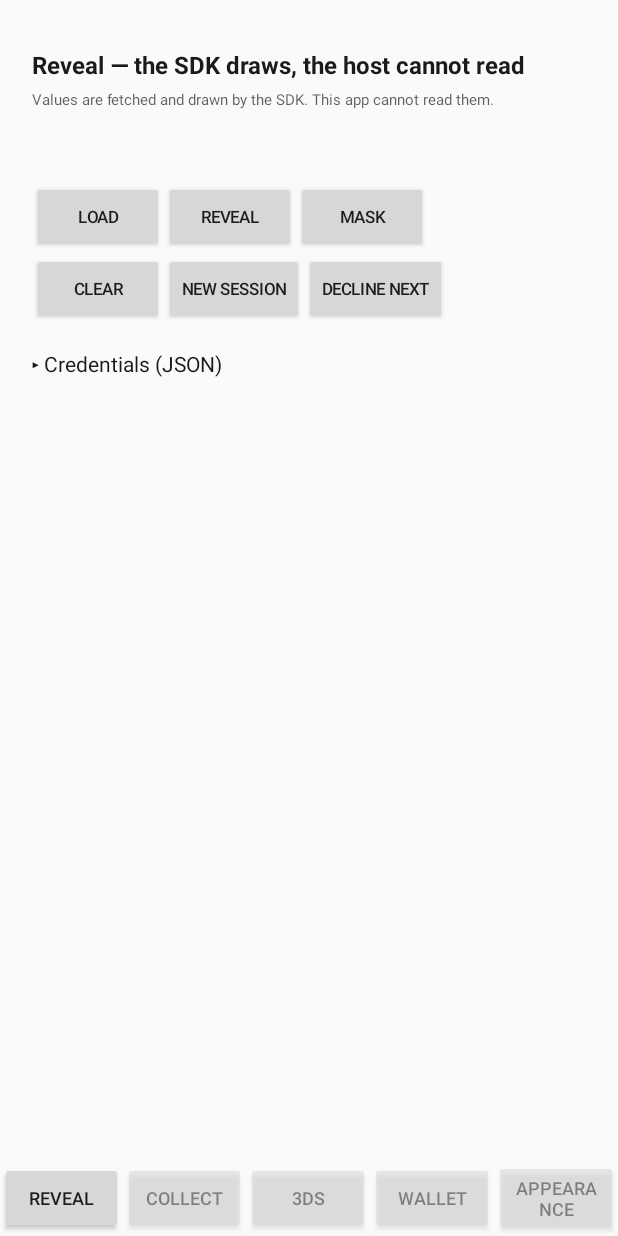
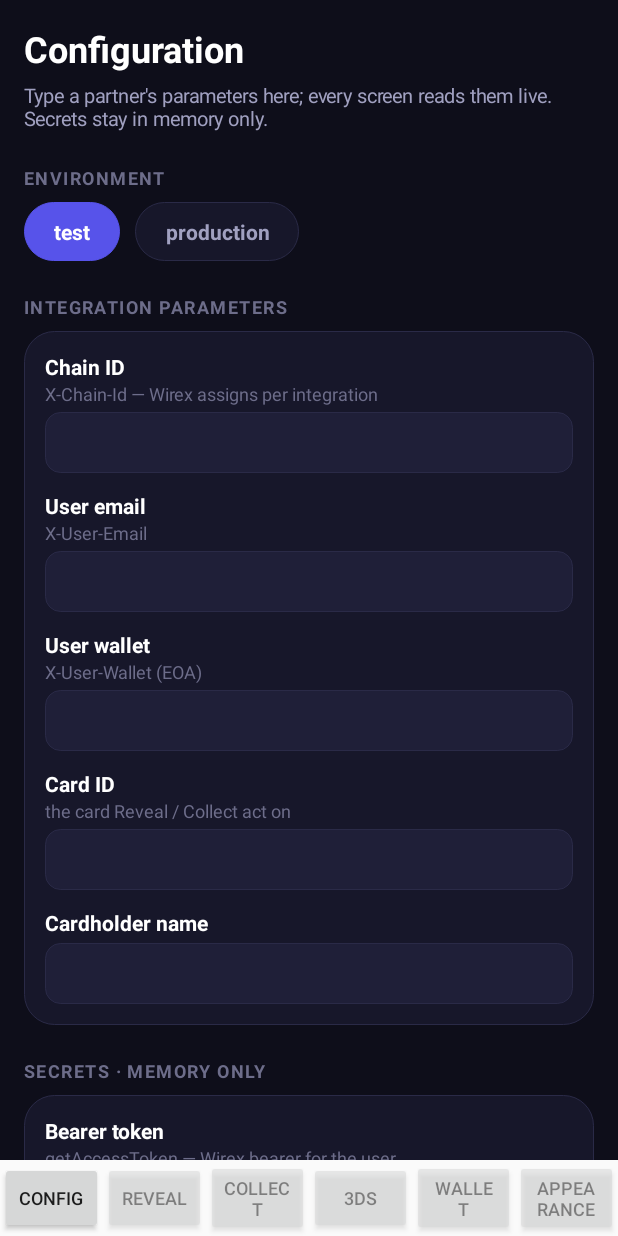
Before and after one commit to wirexpay/baas-mobile-android-sdk, an Android app: the screen it shows after launch (MainActivity), on a phone screen of 412 x 824 dp. Run offline under Robolectric (Android 15) with nearby library versions, the light colour scheme and no system bars; libraries missing offline, so code that uses them is left out: com.wirexapp.baas, com.wirexapp.wallet; 28 statements that could not run were skipped.

Commit message:
Unify the Android example on a per-field Config tab
Bring the Android example in line with the React Native reference: the same six
tabs (Config · Reveal · Collect · 3DS · Wallet · Appearance) and a per-field
Config tab instead of a pasted-JSON credentials box.

- New ConfigScreen: a per-field editor over LiveConfig (environment, integration
  parameters, memory-only secrets) in the shared dark palette, with a credentials
  status line and Reset all. It is the first tab.
- LiveConfig is now the single store the Config tab writes: a single-field setter,
  a live environment, and an onCredentialsChanged broadcast so a screen rebuilds
  when a value it captured (the card id) changes.
- Reveal drops its inline credentials panel and observes onCredentialsChanged;
  Collect rebuilds on it. Both read the environment from LiveConfig.
- Remove the now-unused WirexSdkConfig constant.

```diff
--- a/example/app/src/main/kotlin/com/wirexapp/baas/cards/config/WirexSdkConfig.kt
+++ /dev/null
@@ -1,13 +0,0 @@
-package com.wirexapp.baas.cards.config
-
-/**
- * The SDK environment this example talks to.
- *
- * A name, never a URL — the SDK maps it onto the hosts it holds. Set it to the environment Wirex
- * assigned to your integration (`test` or `production`). The card surfaces resolve it through
- * `WirexEnvironment.resolve(...)`; the wallet surface reads its own name from
- * `assets/wirex-wallet-sdk.json`.
- */
-object WirexSdkConfig {
-    const val ENVIRONMENT: String = "test"
-}
--- a/example/app/src/main/kotlin/com/wirexapp/baas/example/CollectScreen.kt
+++ b/example/app/src/main/kotlin/com/wirexapp/baas/example/CollectScreen.kt
@@ -23,7 +23,6 @@ import com.wirexapp.baas.cards.collect.WirexTopUpTokenizeParams
 import com.wirexapp.baas.cards.collect.WirexCollectStrings
 import com.wirexapp.baas.cards.collect.ui.WirexCollectForm
 import com.wirexapp.baas.cards.core.surface.WirexErrorLine
-import com.wirexapp.baas.cards.config.WirexSdkConfig
 import com.wirexapp.baas.cards.core.WirexEnvironment
 import com.wirexapp.baas.cards.core.WirexEnvironmentUnavailable
 import com.wirexapp.baas.cards.core.errors.WirexError
@@ -168,6 +167,10 @@ class CollectScreen(
             form?.apply(LiveConfig.appearance(activity))
             Ui.applyBackdrop(root, LiveConfig.isDarkMode(activity))
         }
+        // A value typed on the Config tab: rebuild the form so the fresh environment / chainId /
+        // credentials take effect. A rebuild clears what is typed, which is honest — the connection
+        // the form talks over has changed.
+        LiveConfig.onCredentialsChanged { rebuildForm() }
         Ui.applyBackdrop(root, LiveConfig.isDarkMode(activity))
 
         rebuildForm()
@@ -180,7 +183,7 @@ class CollectScreen(
         // A fresh instance per rebuild, because the environment name and the credentials can change
         // between rebuilds. The same reason the reveal screen rebuilds its session on Apply.
         val environment = try {
-            WirexEnvironment.resolve(WirexSdkConfig.ENVIRONMENT, chainId = LiveConfig.credential("chainId"))
+            WirexEnvironment.resolve(LiveConfig.environment, chainId = LiveConfig.credential("chainId"))
         } catch (unavailable: WirexEnvironmentUnavailable) {
             // Shown rather than swallowed: the two reasons are fixed in different places, and the
             // message already distinguishes them.
--- /dev/null
+++ b/example/app/src/main/kotlin/com/wirexapp/baas/example/ConfigScreen.kt
@@ -0,0 +1,258 @@
+package com.wirexapp.baas.example
+
+import android.graphics.Typeface
+import android.graphics.drawable.GradientDrawable
+import android.text.Editable
+import android.text.InputType
+import android.text.TextWatcher
+import android.view.Gravity
+import android.view.View
+import android.view.ViewGroup
+import android.widget.EditText
+import android.widget.LinearLayout
+import android.widget.TextView
+import androidx.appcompat.app.AppCompatActivity
+
+/**
+ * The Config (debug) tab: a per-field form over [LiveConfig], so QA types every integration parameter
+ * and credential straight into the running build — no rebuild, no source edit, no pasted JSON.
+ *
+ * Mirrors the React Native example's Config screen: the same field contract (PARTNER-CONFIG.md), the
+ * same two tiers (non-secret integration parameters, memory-only secrets) and the same dark palette.
+ * Every surface reads [LiveConfig] live, so a value typed here takes effect on the next call; a change
+ * to a value a session captured (the card id) rebuilds that session through [LiveConfig.onCredentialsChanged].
+ */
+class ConfigScreen(private val activity: AppCompatActivity) {
+
+    private val fields = mutableListOf<Pair<String, EditText>>()
+    private val environmentChips = mutableListOf<TextView>()
+    private lateinit var status: TextView
+
+    private data class FieldSpec(val key: String, val label: String, val hint: String?, val secure: Boolean)
+
+    private val integration = listOf(
+        FieldSpec("chainId", "Chain ID", "X-Chain-Id — Wirex assigns per integration", false),
+        FieldSpec("email", "User email", "X-User-Email", false),
+        FieldSpec("wallet", "User wallet", "X-User-Wallet (EOA)", false),
+        FieldSpec("cardId", "Card ID", "the card Reveal / Collect act on", false),
+        FieldSpec("cardholderName", "Cardholder name", null, false),
+    )
+    private val secrets = listOf(
+        FieldSpec("bearer", "Bearer token", "getAccessToken — Wirex bearer for the user", true),
+        FieldSpec("actionToken", "Step-up action token", "getActionToken — card data / PIN", true),
+    )
+
+    fun build(): View {
+        val root = LinearLayout(activity).apply {
+            orientation = LinearLayout.VERTICAL
+            setPadding(dp(16), dp(16), dp(16), dp(40))
+        }
+
+        root.addView(title("Configuration"))
+        root.addView(caption("Type a partner's parameters here; every screen reads them live. Secrets stay in memory only."))
+
+        root.addView(section("Environment"))
+        root.addView(environmentRow())
+
+        root.addView(section("Integration parameters"))
+        root.addView(group(integration))
+
+        root.addView(section("Secrets · memory only"))
+        root.addView(group(secrets))
+
+        root.addView(section("Credentials status"))
+        status = TextView(activity).apply {
+            typeface = Typeface.MONOSPACE
+            textSize = 11f
+            setTextColor(TEXT_DIM)
+            text = LiveConfig.credentialsStatus()
+        }
+        root.addView(card(listOf(status, pill("Refresh status", TEAL, SURFACE_ALT, BORDER) { refreshStatus() })))
+
+        root.addView(
+            pill("Reset all", PINK, PINK and 0x22FFFFFF.toInt(), PINK) { resetAll() }.apply {
+                val lp = LinearLayout.LayoutParams(ViewGroup.LayoutParams.WRAP_CONTENT, ViewGroup.LayoutParams.WRAP_CONTENT)
+                lp.topMargin = dp(26)
+                layoutParams = lp
+            },
+        )
+
+        return Ui.scroller(activity, root) { activity.currentFocus }.apply { setBackgroundColor(BG) }
+    }
+
+    // ── Rows ──────────────────────────────────────────────────────────────────────
+
+    private fun environmentRow(): View {
+        val row = LinearLayout(activity).apply { orientation = LinearLayout.HORIZONTAL }
+        for (name in listOf("test", "production")) {
+            val chip = TextView(activity).apply {
+                text = name
+                textSize = 14f
+                setTypeface(null, Typeface.BOLD)
+                gravity = Gravity.CENTER
+                setPadding(dp(20), dp(10), dp(20), dp(10))
+                setOnClickListener {
+                    LiveConfig.setCredential("environment", name)
+                    syncEnvironmentChips()
+                }
+            }
+            environmentChips += chip
+            val lp = LinearLayout.LayoutParams(ViewGroup.LayoutParams.WRAP_CONTENT, ViewGroup.LayoutParams.WRAP_CONTENT)
+            lp.rightMargin = dp(10)
+            row.addView(chip, lp)
+        }
+        syncEnvironmentChips()
+        return row
+    }
+
+    private fun syncEnvironmentChips() {
+        val current = LiveConfig.environment
+        for (chip in environmentChips) {
+            val on = chip.text == current
+            chip.background = rounded(if (on) ACCENT else SURFACE, if (on) ACCENT else BORDER, 999)
+            chip.setTextColor(if (on) ON_ACCENT else TEXT_DIM)
+        }
+    }
+
+    private fun group(specs: List<FieldSpec>): View {
+        val views = mutableListOf<View>()
+        for (spec in specs) {
+            val column = LinearLayout(activity).apply { orientation = LinearLayout.VERTICAL }
+            column.addView(label(spec.label))
+            spec.hint?.let { column.addView(hint(it)) }
+
+            val input = EditText(activity).apply {
+                setText(LiveConfig.credential(spec.key))
+                setTextColor(TEXT)
+                setHintTextColor(TEXT_FAINT)
+                textSize = 15f
+                background = rounded(SURFACE_ALT, BORDER, 10)
+                setPadding(dp(12), dp(10), dp(12), dp(10))
+                inputType = if (spec.secure) {
+                    InputType.TYPE_CLASS_TEXT or InputType.TYPE_TEXT_VARIATION_PASSWORD
+                } else {
+                    InputType.TYPE_CLASS_TEXT or InputType.TYPE_TEXT_FLAG_NO_SUGGESTIONS
+                }
+                hint = if (spec.secure) "paste…" else ""
+                // Mid-edit: keep the store live without posting, so screens do not rebuild per keystroke.
+                addTextChangedListener(object : TextWatcher {
+                    override fun afterTextChanged(s: Editable?) {
+                        LiveConfig.setCredential(spec.key, s?.toString().orEmpty(), notify = false)
+                    }
+                    override fun beforeTextChanged(s: CharSequence?, a: Int, b: Int, c: Int) {}
+                    override fun onTextChanged(s: CharSequence?, a: Int, b: Int, c: Int) {}
+                })
+                // On blur: post the change, so a screen that captured the value (the card id) rebuilds.
+                setOnFocusChangeListener { v, hasFocus ->
+                    if (hasFocus) {
+                        Ui.revealFocusedField(v)
+                    } else {
+                        LiveConfig.setCredential(spec.key, (v as EditText).text.toString(), notify = true)
+                        refreshStatus()
+                    }
+                }
+            }
+            fields += spec.key to input
+            val lp = LinearLayout.LayoutParams(ViewGroup.LayoutParams.MATCH_PARENT, ViewGroup.LayoutParams.WRAP_CONTENT)
+            lp.topMargin = dp(4)
+            column.addView(input, lp)
+            views += column
+        }
+        return card(views)
+    }
+
+    // ── Actions ─────────────────────────────────────────────────────────────────
+
+    private fun refreshStatus() {
+        status.text = LiveConfig.credentialsStatus()
+    }
+
+    private fun resetAll() {
+        LiveConfig.resetCredentials()
+        fields.forEach { (_, input) -> input.setText("") }
+        syncEnvironmentChips()
+        refreshStatus()
+    }
+
+    // ── Styling (the React Native example's dark palette) ─────────────────────────
+
+    private fun title(text: String) = TextView(activity).apply {
+        this.text = text
+        textSize = 24f
+        setTypeface(null, Typeface.BOLD)
+        setTextColor(TEXT)
+    }
+
+    private fun caption(text: String) = TextView(activity).apply {
+        this.text = text
+        textSize = 13f
+        setTextColor(TEXT_DIM)
+        setPadding(0, dp(6), 0, 0)
+    }
+
+    private fun section(text: String) = TextView(activity).apply {
+        this.text = text.uppercase()
+        textSize = 12f
+        setTypeface(null, Typeface.BOLD)
+        setTextColor(TEXT_FAINT)
+        letterSpacing = 0.08f
+        setPadding(0, dp(22), 0, dp(8))
+    }
+
+    private fun label(text: String) = TextView(activity).apply {
+        this.text = text
+        textSize = 14f
+        setTypeface(null, Typeface.BOLD)
+        setTextColor(TEXT)
+    }
+
+    private fun hint(text: String) = TextView(activity).apply {
+        this.text = text
+        textSize = 12f
+        setTextColor(TEXT_FAINT)
+    }
+
+    private fun card(views: List<View>): View = LinearLayout(activity).apply {
+        orientation = LinearLayout.VERTICAL
+        background = rounded(SURFACE, BORDER, 20)
+        setPadding(dp(14), dp(14), dp(14), dp(14))
+        for ((index, view) in views.withIndex()) {
+            val lp = LinearLayout.LayoutParams(ViewGroup.LayoutParams.MATCH_PARENT, ViewGroup.LayoutParams.WRAP_CONTENT)
+            if (index > 0) lp.topMargin = dp(12)
+            addView(view, lp)
+        }
+    }
+
+    private fun pill(text: String, textColor: Int, fill: Int, stroke: Int, onTap: () -> Unit) = TextView(activity).apply {
+        this.text = text
+        textSize = 14f
+        setTypeface(null, Typeface.BOLD)
+        setTextColor(textColor)
+        gravity = Gravity.CENTER
+        setPadding(dp(18), dp(12), dp(18), dp(12))
+        background = rounded(fill, stroke, 14)
+        setOnClickListener { onTap() }
+    }
+
+    private fun rounded(fill: Int, stroke: Int, radiusDp: Int) = GradientDrawable().apply {
+        cornerRadius = dp(radiusDp).toFloat()
+        setColor(fill)
+        setStroke(dp(1), stroke)
+    }
+
+    private fun dp(value: Int): Int = (value * activity.resources.displayMetrics.density).toInt()
+
+    private companion object {
+        const val BG = 0xFF0E0E1A.toInt()
+        const val SURFACE = 0xFF17172A.toInt()
+        const val SURFACE_ALT = 0xFF1F1F38.toInt()
+        const val BORDER = 0xFF2A2A47.toInt()
+        const val ACCENT = 0xFF5753EA.toInt()
+        const val PINK = 0xFFFF407F.toInt()
+        const val TEAL = 0xFF57C9F9.toInt()
+        const val TEXT = 0xFFFFFFFF.toInt()
+        const val TEXT_DIM = 0xFFA0A0C0.toInt()
+        const val TEXT_FAINT = 0xFF6D6D8A.toInt()
+        const val ON_ACCENT = 0xFFFFFFFF.toInt()
+    }
+}
--- a/example/app/src/main/kotlin/com/wirexapp/baas/example/LiveConfig.kt
+++ b/example/app/src/main/kotlin/com/wirexapp/baas/example/LiveConfig.kt
@@ -39,7 +39,7 @@ object LiveConfig {
 
     private val lock = Any()
 
-    private val KNOWN = listOf("bearer", "email", "wallet", "cardId", "chainId", "actionToken", "cardholderName")
+    private val KNOWN = listOf("environment", "bearer", "email", "wallet", "cardId", "chainId", "actionToken", "cardholderName")
 
     /** Called once from the activity with whatever came in on the launch intent. */
     fun seed(values: Map<String, String>) = synchronized(lock) {
@@ -47,6 +47,32 @@ object LiveConfig {
     }
 
     fun credential(key: String): String = synchronized(lock) { credentials[key] ?: "" }
+
+    /**
+     * Writes a single key — the per-field Config tab's edit. An EMPTY value CLEARS the key, matching
+     * [applyCredentials]. `notify` is false while a field is mid-edit (every keystroke) and true when
+     * it loses focus, so a screen rebuilds once on blur rather than on every character.
+     */
+    fun setCredential(key: String, value: String, notify: Boolean = true) {
+        synchronized(lock) {
+            if (value.isEmpty()) credentials.remove(key) else credentials[key] = value
+        }
+        if (notify) notifyCredentialsChanged()
+    }
+
+    /** The SDK environment NAME the Config tab selected, defaulting to `test`. A name, never a URL. */
+    val environment: String
+        get() = credential("environment").ifEmpty { "test" }
+
+    /** `test` everywhere but the production name — mirrors `exampleConfig.ts`. */
+    val isTestMode: Boolean
+        get() = environment != "production"
+
+    /** Clears every credential / identity value back to empty (environment falls back to `test`). */
+    fun resetCredentials() {
+        synchronized(lock) { credentials.clear() }
+        notifyCredentialsChanged()
+    }
 
     fun applyCredentials(json: String): ConfigOutcome {
         val parsed = parse(json) ?: return ConfigOutcome.Rejected("not valid JSON")
@@ -158,6 +184,20 @@ object LiveConfig {
      */
     fun onAppearanceChanged(listener: () -> Unit) = synchronized(lock) { listeners += listener }
 
+    private val credentialsListeners = mutableListOf<() -> Unit>()
+
+    /**
+     * Notified whenever a credential / identity value changes, so a screen can rebuild. Separate from
+     * [onAppearanceChanged]: a credential change may have to rebuild a session or a form, an
+     * appearance change must never do either.
+     */
+    fun onCredentialsChanged(listener: () -> Unit) = synchronized(lock) { credentialsListeners += listener }
+
+    fun notifyCredentialsChanged() {
+        val snapshot = synchronized(lock) { credentialsListeners.toList() }
+        snapshot.forEach { it() }
+    }
+
     /** The host's light / dark / system choice, shared by every screen. */
     /**
      * Whether the DEVICE is dark. Nothing else decides.
--- a/example/app/src/main/kotlin/com/wirexapp/baas/example/MainActivity.kt
+++ b/example/app/src/main/kotlin/com/wirexapp/baas/example/MainActivity.kt
@@ -10,13 +10,11 @@ import android.widget.LinearLayout
 import androidx.appcompat.app.AppCompatActivity
 import androidx.core.view.ViewCompat
 import androidx.core.view.WindowInsetsCompat
-import com.wirexapp.baas.cards.config.WirexSdkConfig
-import com.wirexapp.baas.cards.core.WirexEnvironment
 import com.wirexapp.baas.cards.core.logging.WirexLogLevel
 import com.wirexapp.baas.cards.core.logging.WirexLogSink
 
 /**
- * Four tabs, the same four the iOS example has: **Reveal**, **Collect**, **3DS**, **Appearance**.
+ * Six tabs, the same set every platform has: **Config**, **Reveal**, **Collect**, **3DS**, **Wallet**, **Appearance**.
  *
  * A bottom button bar rather than `BottomNavigationView`: Material would be a dependency this example
  * does not otherwise need, and the point of the screen is the SDK's own views, not the chrome around
@@ -59,6 +57,9 @@ class MainActivity : AppCompatActivity() {
             gravity = Gravity.CENTER
         }
 
+        // Config is first: a per-field editor over LiveConfig, the single store the surfaces read. It
+        // returns its own keyboard-aware scroller, so it is added directly rather than wrapped again.
+        addTab(bar, "Config", ConfigScreen(this).build())
         // Each screen wraps its own content in a scroller, so the keyboard handling belongs to the
         // screen that has fields rather than to the container.
         addTab(bar, "Reveal", Ui.scroller(this, reveal.build()) { currentFocus })
@@ -79,8 +80,8 @@ class MainActivity : AppCompatActivity() {
             ) { currentFocus },
         )
         addTab(bar, "Appearance", Ui.scroller(this, AppearanceScreen(this).build()) { currentFocus })
-        // `-e screen collect|threeds|wallet|appearance` opens straight onto that tab, for scripted runs.
-        select(listOf("reveal", "collect", "threeds", "wallet", "appearance").indexOf(intent?.getStringExtra("screen")).coerceAtLeast(0))
+        // `-e screen config|collect|threeds|wallet|appearance` opens straight onto that tab, for scripted runs.
+        select(listOf("config", "reveal", "collect", "threeds", "wallet", "appearance").indexOf(intent?.getStringExtra("screen")).coerceAtLeast(0))
 
         return LinearLayout(this).apply {
             orientation = LinearLayout.VERTICAL
--- a/example/app/src/main/kotlin/com/wirexapp/baas/example/RevealScreen.kt
+++ b/example/app/src/main/kotlin/com/wirexapp/baas/example/RevealScreen.kt
@@ -3,12 +3,10 @@ package com.wirexapp.baas.example
 import android.app.Activity
 import android.graphics.Typeface
 import android.view.View
-import android.widget.EditText
 import android.widget.LinearLayout
 import android.widget.TextView
 import android.widget.Toast
 import androidx.lifecycle.lifecycleScope
-import com.wirexapp.baas.cards.config.WirexSdkConfig
 import com.wirexapp.baas.cards.core.WirexEnvironment
 import com.wirexapp.baas.cards.core.WirexEnvironmentUnavailable
 import com.wirexapp.baas.cards.core.errors.WirexError
@@ -48,8 +46,6 @@ class RevealScreen(
     private val rows = mutableMapOf<WirexRevealField, WirexRevealFieldView>()
     private lateinit var rowContainer: LinearLayout
     private lateinit var status: TextView
-    private lateinit var credentialsField: EditText
-    private lateinit var credentialsStatus: TextView
 
     private var masked = true
 
@@ -145,9 +141,6 @@ class RevealScreen(
                 },
                 "New session" to {
                     createSession()
-                    if (::credentialsStatus.isInitialized) {
-                        credentialsStatus.text = LiveConfig.credentialsStatus()
-                    }
                 },
                 "Decline next" to {
                     credentials.declineNextActionToken = true
@@ -155,13 +148,13 @@ class RevealScreen(
                 },
             ),
         )
-        root.addView(buildCredentialsPanel())
-
         // Restyled from the Appearance tab, along with the collect form.
         LiveConfig.onAppearanceChanged {
             restyle()
             Ui.applyBackdrop(root, LiveConfig.isDarkMode(activity))
         }
+        // A value typed on the Config tab: rebuild the session only if the card it captured changed.
+        LiveConfig.onCredentialsChanged { recreateSessionIfIdentityChanged() }
         Ui.applyBackdrop(root, LiveConfig.isDarkMode(activity))
 
         createSession()
@@ -180,7 +173,7 @@ class RevealScreen(
     // mistake, and a known name the SDK has no endpoints for is a configuration issue. The chain id
     // is the host's own value (`X-Chain-Id`), supplied with the credentials; without one the SDK refuses.
     private fun environment(): WirexEnvironment =
-        WirexEnvironment.resolve(WirexSdkConfig.ENVIRONMENT, chainId = LiveConfig.credential("chainId"))
+        WirexEnvironment.resolve(LiveConfig.environment, chainId = LiveConfig.credential("chainId"))
 
     /** What the screen shows instead of itself when there is no environment to talk to. */
     private fun unavailableScreen(unavailable: WirexEnvironmentUnavailable): View =
@@ -296,51 +289,6 @@ class RevealScreen(
         }
     }
 
-    /**
-     * Paste any subset of the keys. Absent keys keep their current values, so an expired
-     * `actionToken` is replaced by pasting only that one — no rebuild, nothing else disturbed.
-     */
-    private fun buildCredentialsPanel(): View {
-        credentialsField = Ui.jsonField(activity, """{ "actionToken": "" }""")
-        credentialsStatus = Ui.mono(activity).apply {
-            textSize = 10f
-            text = LiveConfig.credentialsStatus()
-        }
-
-        val body = LinearLayout(activity).apply {
-            orientation = LinearLayout.VERTICAL
-            addView(
-                Ui.caption(
-                    activity,
-                    "keys: bearer · email · wallet · cardId · actionToken · cardholderName — " +
-                        "merged, absent kept",
-                ),
-            )
-            addView(credentialsField, Ui.matchWidth())
-            addView(
-                Ui.buttonRow(
-                    activity,
-                    "Apply credentials" to {
-                        when (val outcome = LiveConfig.applyCredentials(credentialsField.text.toString())) {
-                            is ConfigOutcome.Merged -> {
-                                toast(outcome.summary)
-                                credentialsStatus.text = LiveConfig.credentialsStatus()
-                                // A session captures `cardId` and `cardholderName` at creation; only
-                                // the bearer and action token are read lazily. Without this, a
-                                // corrected card id never reached the session and every backend field
-                                // failed.
-                                recreateSessionIfIdentityChanged()
-                            }
-                            is ConfigOutcome.Rejected -> toast("credentials: ${outcome.reason}")
-                        }
-                    },
-                ),
-            )
-            addView(credentialsStatus)
-        }
-        return Ui.panel(activity, "Credentials (JSON)", body)
-    }
-
     private fun toast(message: String) =
         Toast.makeText(activity as Activity, message, Toast.LENGTH_SHORT).show()
 }
```
Also changed, not shown: 1 other file.
